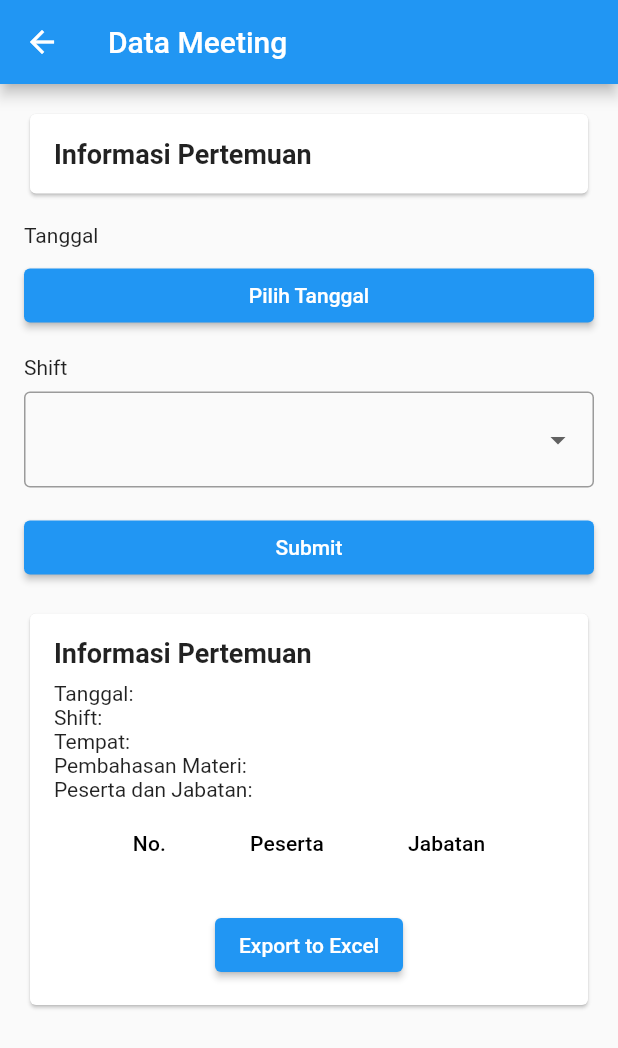
After one commit to riskimeji/kmicable, a Flutter app: the ProgramPage screen opened directly, after a tap on "Export to Excel", on a phone screen of 412 x 824 dp. The commit adds this screen. Shown: the top 1048 px of the screen. Run offline on Flutter 3.47's test engine with Material 2 defaults, Android fonts, the phone set to English and light mode, and no system bars; our stand-ins replace get, open_file, shared_preferences; missing offline and left inert: excel, flutter_session_manager; accounts and stored records are empty; network calls fail.

Commit message:
select data and export excel

```diff
--- a/lib/auth/login.dart
+++ b/lib/auth/login.dart
@@ -41,7 +41,9 @@ class _LoginPageState extends State<LoginPage> {
     }
 
     Future<void> fetchLogin() async {
-      String url = "http://192.168.1.5/kmicable/api/auth/login.php";
+      // String url = "http://192.168.1.15/kmicable/api/auth/login.php";
+      String url =
+          "https://galonumkm.000webhostapp.com/kmicable/api/auth/login.php";
       var response = await http.post(Uri.parse(url),
           body: {'username': username.text, 'password': password.text});
       var json = jsonDecode(response.body);
--- a/lib/dashbord/dashboard.dart
+++ b/lib/dashbord/dashboard.dart
@@ -58,6 +58,7 @@ class _DashboardState extends State<Dashboard> {
         decoration: const BoxDecoration(
           image: DecorationImage(
             image: AssetImage('assets/bgLogin.jpg'),
+            // image: AssetImage('bgLogin.jpg'),
             fit: BoxFit.cover,
           ),
         ),
@@ -111,7 +112,8 @@ class _DashboardState extends State<Dashboard> {
                                       padding: EdgeInsets.fromLTRB(0, 5, 0, 0),
                                     ),
                                     Image.asset(
-                                      'upload.png',
+                                      'assets/upload.png',
+                                      // 'upload.png',
                                       width: 150,
                                       height: 100,
                                     ),
@@ -153,7 +155,8 @@ class _DashboardState extends State<Dashboard> {
                                       padding: EdgeInsets.fromLTRB(0, 5, 0, 0),
                                     ),
                                     Image.asset(
-                                      'logout.png',
+                                      'assets/logout.png',
+                                      // 'logout.png',
                                       width: 150,
                                       height: 100,
                                     ),
--- /dev/null
+++ b/lib/reportprog/prog.dart
@@ -0,0 +1,293 @@
+import 'dart:convert';
+import 'dart:io';
+
+import 'package:flutter/material.dart';
+import 'package:intl/intl.dart';
+import 'package:open_file/open_file.dart';
+import 'package:path_provider/path_provider.dart';
+import 'package:shared_preferences/shared_preferences.dart';
+import 'package:http/http.dart' as http;
+import 'package:path_provider/path_provider.dart' as path_provider;
+import 'package:excel/excel.dart';
+
+class ProgramPage extends StatefulWidget {
+  const ProgramPage({Key? key}) : super(key: key);
+
+  @override
+  ProgramPageState createState() => ProgramPageState();
+}
+
+class ProgramPageState extends State<ProgramPage> {
+  DateTime? selectedDate;
+  String? selectedShift;
+  var idUser;
+  String? tempat = '';
+  String? materi = '';
+  List<Map<String, dynamic>> peserta = [];
+
+  Future<void> getId() async {
+    final SharedPreferences prefs = await SharedPreferences.getInstance();
+    var idObtained = prefs.getString('id');
+    setState(() {
+      idUser = idObtained!;
+      print(idUser);
+    });
+  }
+
+  Future<void> _selectDate(BuildContext context) async {
+    final DateTime? pickedDate = await showDatePicker(
+      context: context,
+      initialDate: DateTime.now(),
+      firstDate: DateTime(2022),
+      lastDate: DateTime(2023, 12, 31),
+    );
+
+    if (pickedDate != null) {
+      setState(() {
+        selectedDate = pickedDate;
+      });
+    }
+  }
+
+  Future<void> _fetchData() async {
+    try {
+      // var url = "http://192.168.1.15/kmicable/api/preg/view_preg.php";
+      var url =
+          "https://galonumkm.000webhostapp.com/kmicable/api/preg/view_preg.php";
+      var response = await http.post(Uri.parse(url), body: {
+        'user_id': idUser.toString(),
+        'date': selectedDate.toString(),
+        'shift': selectedShift,
+      });
+      var jsonData = jsonDecode(response.body);
+      if (jsonData['status'] == true) {
+        setState(() {
+          tempat = jsonData['data'][0]['tempat'];
+          materi = jsonData['data'][0]['materi'];
+          peserta = List<Map<String, dynamic>>.from(jsonData['data'])
+              .map((data) => {
+                    'nama_peserta': data['nama_peserta'],
+                    'jabatan': data['jabatan'],
+                  })
+              .toList();
+        });
+      } else {
+        ScaffoldMessenger.of(context).showSnackBar(const SnackBar(
+          content: Text('Data tidak ditemukan'),
+        ));
+      }
+    } catch ($e) {
+      // Handle error
+    }
+  }
+
+  Future<void> _exportToExcel() async {
+    var excel = Excel.createExcel();
+    var sheet = excel['Peserta Meeting'];
+
+    // Menambahkan header kolom
+    var headers = [
+      'Tanggal',
+      'Shift',
+      'Tempat',
+      'Pembahasan Materi',
+      'Nama Peserta'
+      // 'Jabatan'
+    ];
+    for (var row = 0; row < headers.length; row++) {
+      sheet
+          .cell(CellIndex.indexByColumnRow(columnIndex: 0, rowIndex: row))
+          .value = headers[row];
+    }
+
+    // Menambahkan data pertemuan
+    sheet.cell(CellIndex.indexByColumnRow(columnIndex: 1, rowIndex: 0)).value =
+        DateFormat('yyyy-MM-dd').format(selectedDate!);
+    sheet.cell(CellIndex.indexByColumnRow(columnIndex: 1, rowIndex: 1)).value =
+        selectedShift;
+    sheet.cell(CellIndex.indexByColumnRow(columnIndex: 1, rowIndex: 2)).value =
+        tempat;
+    sheet.cell(CellIndex.indexByColumnRow(columnIndex: 1, rowIndex: 3)).value =
+        materi;
+    sheet.cell(CellIndex.indexByColumnRow(columnIndex: 1, rowIndex: 4)).value =
+        'Jabatan';
+
+    // Menambahkan data peserta
+    var row = headers.length;
+    for (var data in peserta) {
+      sheet
+          .cell(CellIndex.indexByColumnRow(columnIndex: 0, rowIndex: row))
+          .value = data['nama_peserta'];
+      sheet
+          .cell(CellIndex.indexByColumnRow(columnIndex: 1, rowIndex: row))
+          .value = data['jabatan'];
+      row++;
+    }
+
+    // Mendapatkan direktori penyimpanan aplikasi
+    var directory = await getTemporaryDirectory();
+
+    // Mendapatkan path file Excel
+    var filePath = '${directory.path}/data_meeting.xlsx';
+
+    // Menyimpan file Excel
+    var fileBytes = excel.save();
+    if (fileBytes != null) {
+      File(filePath)
+        ..createSync(recursive: true)
+        ..writeAsBytesSync(fileBytes);
+    }
+
+    // Membuka file Excel
+    OpenFile.open(filePath);
+  }
+
+  @override
+  void initState() {
+    getId();
+    super.initState();
+  }
+
+  @override
+  Widget build(BuildContext context) {
+    return Scaffold(
+      appBar: AppBar(
+        title: const Text('Data Meeting'),
+      ),
+      body: SingleChildScrollView(
+        child: Padding(
+          padding: const EdgeInsets.all(16.0),
+          child: Column(
+            crossAxisAlignment: CrossAxisAlignment.stretch,
+            children: [
+              const Card(
+                child: Padding(
+                  padding: EdgeInsets.all(16.0),
+                  child: Text(
+                    'Informasi Pertemuan',
+                    style: TextStyle(
+                      fontSize: 18.0,
+                      fontWeight: FontWeight.bold,
+                    ),
+                  ),
+                ),
+              ),
+              const SizedBox(height: 16.0),
+              const Text('Tanggal'),
+              const SizedBox(height: 8.0),
+              ElevatedButton(
+                onPressed: () => _selectDate(context),
+                child: Text(
+                  selectedDate != null
+                      ? DateFormat('yyyy-MM-dd').format(selectedDate!)
+                      : 'Pilih Tanggal',
+                ),
+              ),
+              const SizedBox(height: 16.0),
+              const Text('Shift'),
+              const SizedBox(height: 8.0),
+              DropdownButtonFormField<String>(
+                value: selectedShift,
+                onChanged: (value) {
+                  setState(() {
+                    selectedShift = value;
+                  });
+                },
+                items: const [
+                  DropdownMenuItem(
+                    value: 'SHIFT I',
+                    child: Text('SHIFT I'),
+                  ),
+                  DropdownMenuItem(
+                    value: 'SHIFT II',
+                    child: Text('SHIFT II'),
+                  ),
+                  DropdownMenuItem(
+                    value: 'SHIFT III',
+                    child: Text('SHIFT III'),
+                  ),
+                ],
+                decoration: const InputDecoration(
+                  border: OutlineInputBorder(),
+                ),
+              ),
+              const SizedBox(height: 16.0),
+              ElevatedButton(
+                onPressed: () {
+                  if (selectedDate != null && selectedShift != null) {
+                    _fetchData();
+                    print(
+                        'Selected Date: ${DateFormat('yyyy-MM-dd').format(selectedDate!)}');
+                    print('Selected Shift: $selectedShift');
+                    // print('Selected Place: $tempat');
+                    // print('Selected Materi: $pembahasanMateri');
+                  } else {
+                    ScaffoldMessenger.of(context).showSnackBar(const SnackBar(
+                      content: Text('Please select date and shift'),
+                    ));
+                  }
+                },
+                child: const Text('Submit'),
+              ),
+              const SizedBox(height: 16.0),
+              Card(
+                child: Padding(
+                  padding: const EdgeInsets.all(16.0),
+                  child: Column(
+                    crossAxisAlignment: CrossAxisAlignment.start,
+                    children: [
+                      const Text(
+                        'Informasi Pertemuan',
+                        style: TextStyle(
+                          fontSize: 18.0,
+                          fontWeight: FontWeight.bold,
+                        ),
+                      ),
+                      const SizedBox(height: 8.0),
+                      Text(
+                          'Tanggal: ${selectedDate != null ? DateFormat('yyyy-MM-dd').format(selectedDate!) : ''}'),
+                      Text('Shift: ${selectedShift ?? ''}'),
+                      Text('Tempat: ${tempat ?? ''}'),
+                      Text('Pembahasan Materi: ${materi ?? ''}'),
+                      const Text('Peserta dan Jabatan:'),
+                      Center(
+                        child: DataTable(
+                          columns: const [
+                            DataColumn(label: Text('No.')),
+                            DataColumn(label: Text('Peserta')),
+                            DataColumn(label: Text('Jabatan')),
+                          ],
+                          rows: peserta
+                              .asMap()
+                              .entries
+                              .map(
+                                (entry) => DataRow(
+                                  cells: [
+                                    DataCell(Text(
+                                        '${entry.key + 1}')), // Nomor baris
+                                    DataCell(Text(entry.value['nama_peserta'])),
+                                    DataCell(Text(entry.value['jabatan'])),
+                                  ],
+                                ),
+                              )
+                              .toList(),
+                        ),
+                      ),
+                      const SizedBox(height: 16.0),
+                      Center(
+                        child: ElevatedButton(
+                          onPressed: _exportToExcel,
+                          child: const Text('Export to Excel'),
+                        ),
+                      ),
+                    ],
+                  ),
+                ),
+              ),
+            ],
+          ),
+        ),
+      ),
+    );
+  }
+}
--- a/lib/reportprog/repot.dart
+++ b/lib/reportprog/repot.dart
@@ -3,6 +3,7 @@ import 'dart:convert';
 import 'package:flutter/material.dart';
 import 'package:intl/intl.dart';
 import 'package:http/http.dart' as http;
+import 'package:kmicable/reportprog/prog.dart';
 import 'package:shared_preferences/shared_preferences.dart';
 
 class ReportPage extends StatefulWidget {
@@ -98,7 +99,9 @@ class _ReportPageState extends State<ReportPage> {
       };
 
       // Kirim request POST ke API
-      var url = "http://192.168.1.5/kmicable/api/preg/post.php";
+      var url =
+          "https://galonumkm.000webhostapp.com/kmicable/api/preg/post.php";
+      // var url = "http://192.168.1.15/kmicable/api/preg/post.php";
       final response = await http.post(
         Uri.parse(url),
         body: formData,
@@ -132,8 +135,15 @@ class _ReportPageState extends State<ReportPage> {
     }
   }
 
+  void _cetakData() {
+    Navigator.push(
+        context, MaterialPageRoute(builder: (context) => const ProgramPage()));
+  }
+
   Future<List<dynamic>> _fetchPesertaData() async {
-    var urls = 'http://192.168.1.5/kmicable/api/data/view_user.php';
+    // var urls = 'http://192.168.1.15/kmicable/api/data/view_user.php';
+    var urls =
+        'https://galonumkm.000webhostapp.com/kmicable/api/data/view_user.php';
     final response = await http.get(Uri.parse(urls));
 
     if (response.statusCode == 200) {
@@ -330,6 +340,11 @@ class _ReportPageState extends State<ReportPage> {
                 onPressed: _addPeserta,
                 child: const Text('Tambah Peserta'),
               ),
+              const SizedBox(height: 16.0),
+              ElevatedButton(
+                onPressed: _cetakData,
+                child: const Text('Cetak Data'),
+              ),
             ],
           ),
         ),
--- a/pubspec.yaml
+++ b/pubspec.yaml
@@ -41,6 +41,10 @@ dependencies:
   shared_preferences: ^2.1.2
   get: ^4.6.5
   intl: ^0.18.1
+  syncfusion_flutter_xlsio: ^22.1.34
+  open_file: ^3.3.2
+  excel: ^2.0.4
+  path_provider: ^2.0.15
 
 dev_dependencies:
   flutter_test:
```
Also changed, not shown: pubspec.lock, 1 other file.
